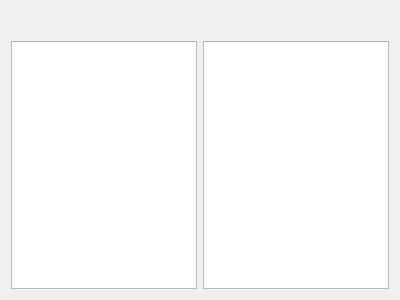
Before: the Qt Designer form src/components/canrawfilter/gui/canrawfilter.ui in GENIVI/CANdevStudio, drawn with Qt 5.
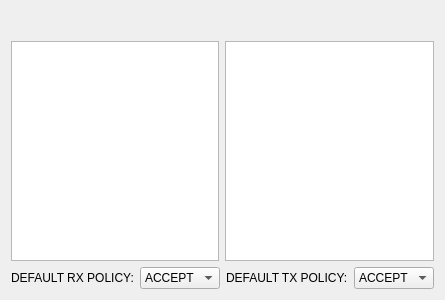
After: the same form once the commit is applied. Icons and pictures are not drawn.

Commit message: Default policy GUI rework

```diff
--- a/src/components/canrawfilter/gui/canrawfilter.ui
+++ b/src/components/canrawfilter/gui/canrawfilter.ui
@@ -149,6 +149,16 @@
      </item>
     </layout>
    </item>
+   <item>
+    <spacer name="verticalSpacer">
+     <property name="orientation">
+      <enum>Qt::Vertical</enum>
+     </property>
+     <property name="sizeType">
+      <enum>QSizePolicy::Fixed</enum>
+     </property>
+    </spacer>
+   </item>
    <item>
     <layout class="QHBoxLayout" name="horizontalLayout">
      <item>
@@ -167,6 +177,105 @@
      </item>
     </layout>
    </item>
+   <item>
+    <layout class="QHBoxLayout" name="horizontalLayout_6">
+     <item>
+      <spacer name="horizontalSpacer_2">
+       <property name="orientation">
+        <enum>Qt::Horizontal</enum>
+       </property>
+       <property name="sizeHint" stdset="0">
+        <size>
+         <width>40</width>
+         <height>20</height>
+        </size>
+       </property>
+      </spacer>
+     </item>
+     <item>
+      <widget class="QLabel" name="label">
+       <property name="font">
+        <font>
+         <weight>50</weight>
+         <bold>false</bold>
+         <underline>false</underline>
+        </font>
+       </property>
+       <property name="text">
+        <string>DEFAULT RX POLICY:</string>
+       </property>
+      </widget>
+     </item>
+     <item>
+      <widget class="QComboBox" name="rxPolicy">
+       <property name="font">
+        <font>
+         <weight>50</weight>
+         <bold>false</bold>
+         <underline>false</underline>
+        </font>
+       </property>
+       <item>
+        <property name="text">
+         <string>ACCEPT</string>
+        </property>
+       </item>
+       <item>
+        <property name="text">
+         <string>DROP</string>
+        </property>
+       </item>
+      </widget>
+     </item>
+     <item>
+      <spacer name="horizontalSpacer_3">
+       <property name="orientation">
+        <enum>Qt::Horizontal</enum>
+       </property>
+       <property name="sizeHint" stdset="0">
+        <size>
+         <width>40</width>
+         <height>20</height>
+        </size>
+       </property>
+      </spacer>
+     </item>
+     <item>
+      <widget class="QLabel" name="label_2">
+       <property name="font">
+        <font>
+         <weight>50</weight>
+         <bold>false</bold>
+         <underline>false</underline>
+        </font>
+       </property>
+       <property name="text">
+        <string>DEFAULT TX POLICY:</string>
+       </property>
+      </widget>
+     </item>
+     <item>
+      <widget class="QComboBox" name="txPolicy">
+       <property name="font">
+        <font>
+         <weight>50</weight>
+         <bold>false</bold>
+        </font>
+       </property>
+       <item>
+        <property name="text">
+         <string>ACCEPT</string>
+        </property>
+       </item>
+       <item>
+        <property name="text">
+         <string>DROP</string>
+        </property>
+       </item>
+      </widget>
+     </item>
+    </layout>
+   </item>
   </layout>
  </widget>
  <resources>
```
The commit also changes 1 other file.
